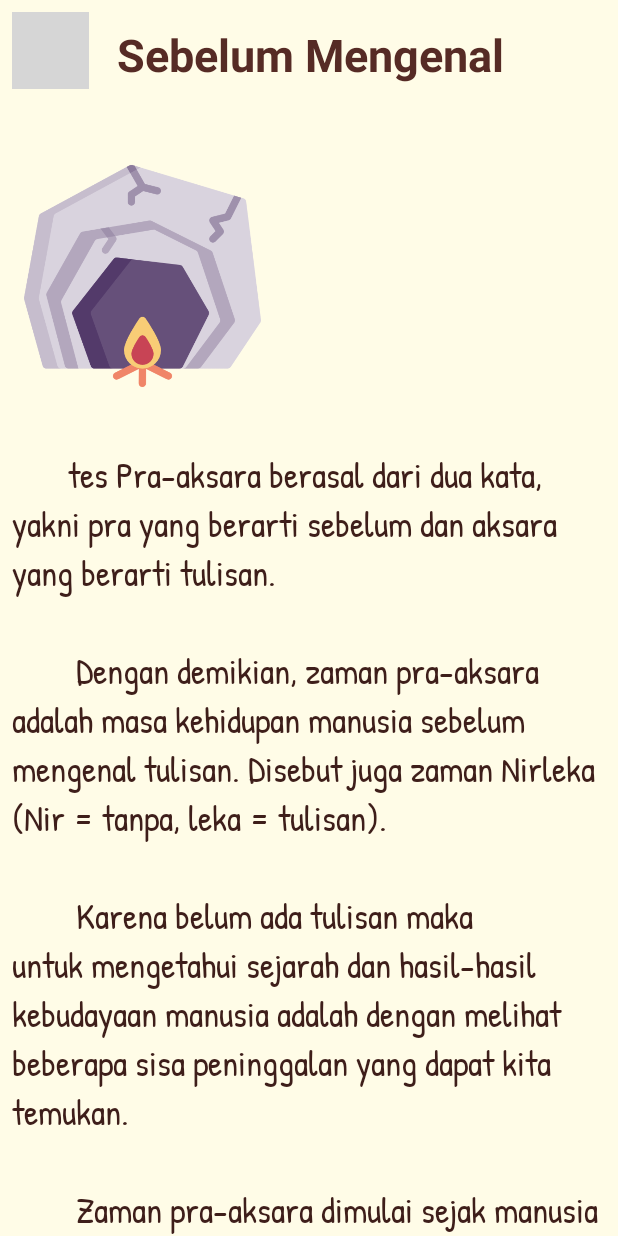
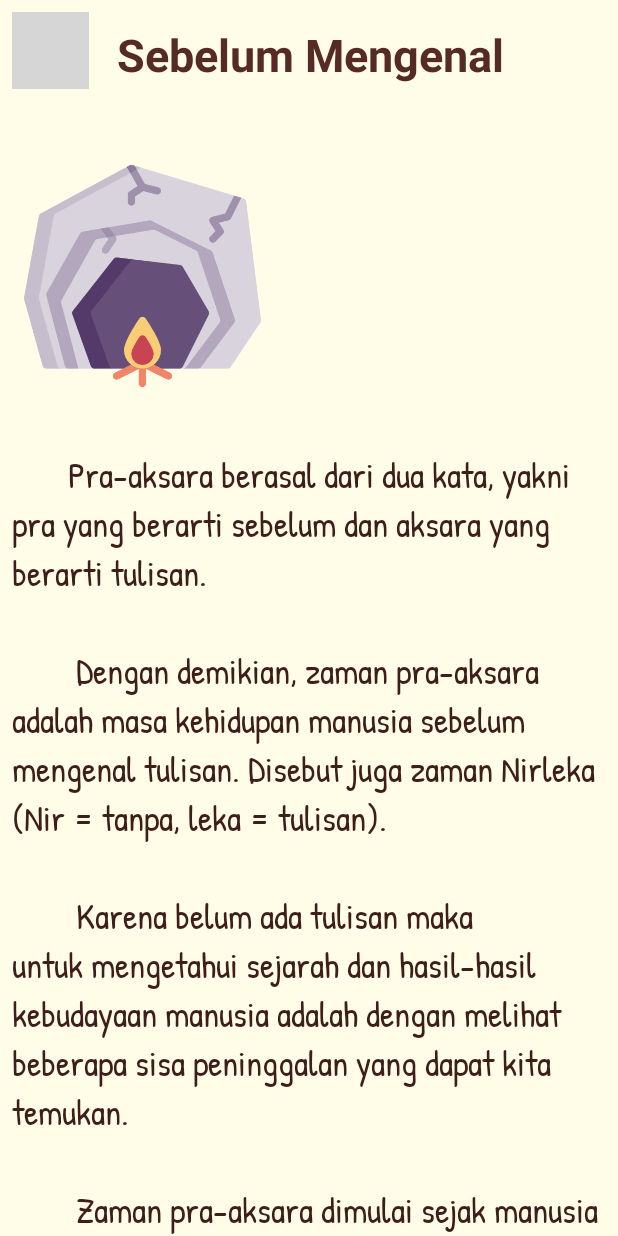
Before and after one commit to Adam-Yogi/NeptunusFile, an Android app: the BabA screen opened directly, with no data from a screen before it, on a phone screen of 412 x 824 dp. Run offline under Robolectric (Android 15) with nearby library versions, the phone set to English and light mode, and no system bars; Roboto replaces fonts that are not available here; grey boxes are pictures that could not be loaded.

Commit message:
edit nambah jark dan tes

```diff
--- a/app/src/main/res/values/strings.xml
+++ b/app/src/main/res/values/strings.xml
@@ -4,7 +4,7 @@
     <string name="judul_app">Human Revolution</string>
 
     <string name="materi_a">
-        "       tes Pra-aksara berasal dari dua kata, yakni pra yang berarti sebelum dan aksara yang berarti tulisan.
+        "       Pra-aksara berasal dari dua kata, yakni pra yang berarti sebelum dan aksara yang berarti tulisan.
 
         Dengan demikian, zaman pra-aksara adalah masa kehidupan manusia sebelum mengenal tulisan. Disebut juga zaman Nirleka (Nir = tanpa, leka = tulisan).
 
```
